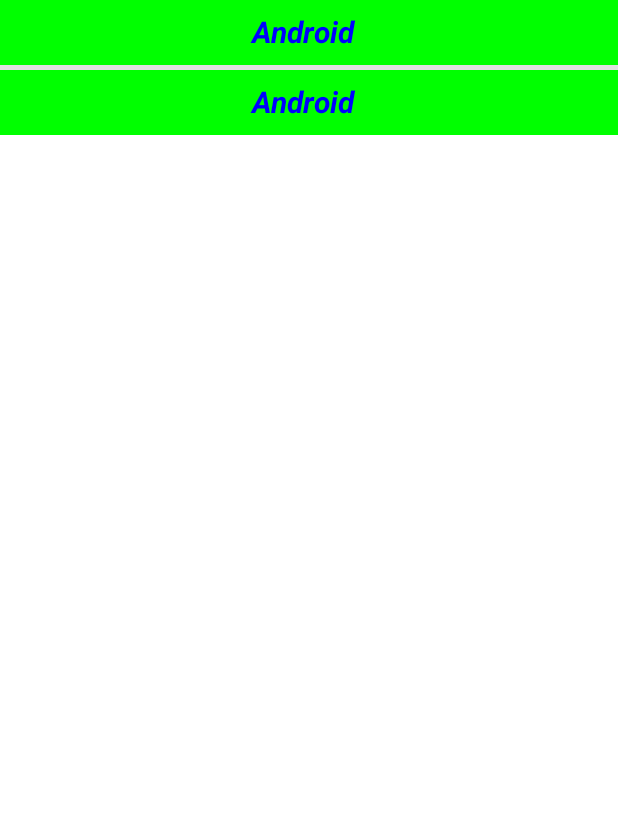
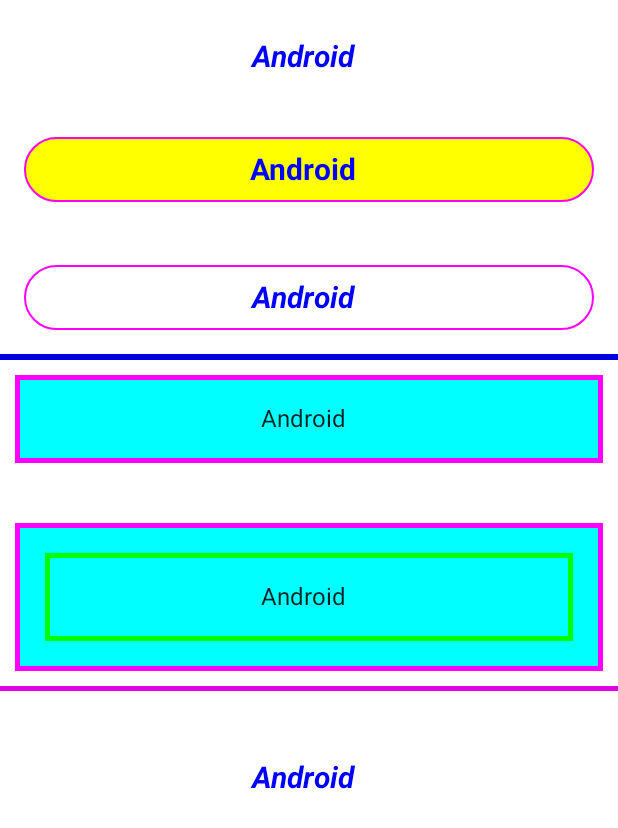
Before and after one commit to kanhaivis/JetPackCompose, an Android app built with Jetpack Compose: the screen it shows after launch (MainActivity), on a phone screen of 412 x 824 dp. Shown: the top 828 px of the screen. Run offline under Robolectric (Android 15) with nearby library versions, the phone set to English and light mode, and no system bars.

Commit message:
TextView done.

```diff
--- /dev/null
+++ b/app/src/main/java/kk/diveder/Diivders.kt
@@ -0,0 +1,20 @@
+package kk.diveder
+
+import androidx.compose.foundation.background
+import androidx.compose.foundation.layout.height
+import androidx.compose.material.Colors
+import androidx.compose.material.Divider
+import androidx.compose.runtime.Composable
+import androidx.compose.ui.Modifier
+import androidx.compose.ui.graphics.Color
+import androidx.compose.ui.unit.dp
+
+@Composable
+fun DividerHeight(height : Int) {
+    Divider(Modifier.height(height.dp).background(color = Color.Blue))
+}
+
+@Composable
+fun DividerHeightBackground(height : Int, colors: Color) {
+    Divider(Modifier.height(height.dp).background(color = colors))
+}
--- a/app/src/main/java/kk/jetpackcompose/MainActivity.kt
+++ b/app/src/main/java/kk/jetpackcompose/MainActivity.kt
@@ -5,19 +5,22 @@ import android.os.Bundle
 import androidx.activity.ComponentActivity
 import androidx.activity.compose.setContent
 import androidx.compose.foundation.layout.Column
+import androidx.compose.foundation.layout.Spacer
 import androidx.compose.foundation.layout.fillMaxSize
 import androidx.compose.foundation.layout.height
 import androidx.compose.foundation.text.selection.SelectionContainer
-import androidx.compose.material.Divider
 import androidx.compose.material.MaterialTheme
 import androidx.compose.material.Surface
-import androidx.compose.material.Text
 import androidx.compose.runtime.Composable
 import androidx.compose.ui.Modifier
+import androidx.compose.ui.graphics.Color
 import androidx.compose.ui.tooling.preview.Preview
 import androidx.compose.ui.unit.dp
+import kk.diveder.DividerHeight
+import kk.diveder.DividerHeightBackground
 import kk.jetpackcompose.ui.theme.JetPackComposeTheme
-import kk.text.TextViews
+import kk.spacer.SpacerHeight
+import kk.text.*
 
 class MainActivity : ComponentActivity() {
     override fun onCreate(savedInstanceState: Bundle?) {
@@ -40,10 +43,21 @@ class MainActivity : ComponentActivity() {
 fun Greeting(name: String) {
     Column{
         TextViews(name)
-        Divider(Modifier.height(3.dp))
+        CircularFillTextViews(name)
+        SpacerHeight(10)
+        CircularBorderTextViews(name)
+        DividerHeight(4)
         SelectionContainer() {
-            TextViews(name = name)
+            SingleBorderTextView(name = name)
         }
+        Spacer(modifier = Modifier.height(20.dp))
+        DoubleBorderTextView(name = name)
+
+        DividerHeightBackground(3, Color.Magenta)
+        SpacerHeight(height = 20)
+
+        TextViewsClick(name = name)
+
     }
 
 }
--- /dev/null
+++ b/app/src/main/java/kk/spacer/Spacers.kt
@@ -0,0 +1,19 @@
+package kk.spacer
+
+import androidx.compose.foundation.layout.Spacer
+import androidx.compose.foundation.layout.height
+import androidx.compose.foundation.layout.width
+import androidx.compose.runtime.Composable
+import androidx.compose.ui.Modifier
+import androidx.compose.ui.unit.dp
+
+
+@Composable
+fun SpacerHeight(height: Int) {
+    Spacer(modifier = Modifier.height(height.dp))
+}
+
+@Composable
+fun SpacerWidth(width: Int) {
+    Spacer(modifier = Modifier.width(width.dp))
+}
--- a/app/src/main/java/kk/text/TextView.kt
+++ b/app/src/main/java/kk/text/TextView.kt
@@ -1,15 +1,15 @@
 package kk.text
 
 import androidx.compose.foundation.background
+import androidx.compose.foundation.border
 import androidx.compose.foundation.layout.fillMaxWidth
 import androidx.compose.foundation.layout.padding
-import androidx.compose.material.Colors
+import androidx.compose.foundation.shape.CircleShape
 import androidx.compose.material.Text
 import androidx.compose.runtime.Composable
 import androidx.compose.ui.Modifier
 import androidx.compose.ui.graphics.Color
 import androidx.compose.ui.graphics.RectangleShape
-import androidx.compose.ui.text.TextStyle
 import androidx.compose.ui.text.font.FontStyle
 import androidx.compose.ui.text.font.FontWeight
 import androidx.compose.ui.text.style.TextAlign
@@ -18,7 +18,7 @@ import androidx.compose.ui.unit.dp
 import androidx.compose.ui.unit.sp
 
 @Composable
-fun TextViews(name : String) {
+fun TextViews(name: String) {
 
     Text(
         text = name.repeat(1),
@@ -30,10 +30,103 @@ fun TextViews(name : String) {
         maxLines = 2,
         overflow = TextOverflow.Ellipsis,
         modifier = Modifier
-            .background(color = Color.Green, shape = RectangleShape)
+            .padding(16.dp)
+            .padding(10.dp)
+            .fillMaxWidth(),
+        )
+}
+
+@Composable
+fun CircularBorderTextViews(name: String) {
+
+    Text(
+        text = name.repeat(1),
+        color = Color.Blue,
+        textAlign = TextAlign.Center,
+        fontSize = 20.sp,
+        fontWeight = FontWeight.Bold,
+        fontStyle = FontStyle.Italic,
+        maxLines = 2,
+        overflow = TextOverflow.Ellipsis,
+        modifier = Modifier
+            .padding(16.dp)
+            .border(1.dp, Color.Magenta, CircleShape)
+            .background(color = Color.White, shape = RectangleShape)
             .padding(10.dp)
             .fillMaxWidth(),
 
+        )
+}
+
+@Composable
+fun CircularFillTextViews(name: String) {
+
+    Text(
+        text = name.repeat(1),
+        color = Color.Blue,
+        textAlign = TextAlign.Center,
+        fontSize = 20.sp,
+        fontWeight = FontWeight.Bold,
+        maxLines = 2,
+        modifier = Modifier
+            .padding(16.dp)
+            .border(1.dp, Color.Magenta, CircleShape)
+            .background(color = Color.Yellow, shape = CircleShape)
+            .padding(10.dp)
+            .fillMaxWidth(),
+
+        )
+}
+
+
+@Composable
+fun SingleBorderTextView(name: String) {
+    Text(
+        text = name,
+        textAlign = TextAlign.Center,
+        modifier = Modifier
+            .fillMaxWidth()
+            .padding(10.dp)
+            .background(Color.Cyan)
+            .border(3.dp, Color.Magenta)
+            .padding(20.dp)
     )
+}
 
+
+@Composable
+fun DoubleBorderTextView(name: String) {
+    Text(
+        text = name,
+        textAlign = TextAlign.Center,
+        modifier = Modifier
+            .fillMaxWidth()
+            .padding(10.dp)
+            .background(Color.Cyan)
+            .border(3.dp, Color.Magenta)
+            .padding(20.dp)
+            .border(3.dp, Color.Green)
+            .padding(20.dp)
+    )
 }
+
+
+@Composable
+fun TextViewsClick(name: String)  {
+
+    Text(
+        text = name.repeat(1),
+        color = Color.Blue,
+        textAlign = TextAlign.Center,
+        fontSize = 20.sp,
+        fontWeight = FontWeight.Bold,
+        fontStyle = FontStyle.Italic,
+        maxLines = 2,
+        overflow = TextOverflow.Ellipsis,
+        modifier = Modifier
+            .padding(16.dp)
+            .padding(10.dp)
+            .fillMaxWidth()
+
+    )
+}
```
